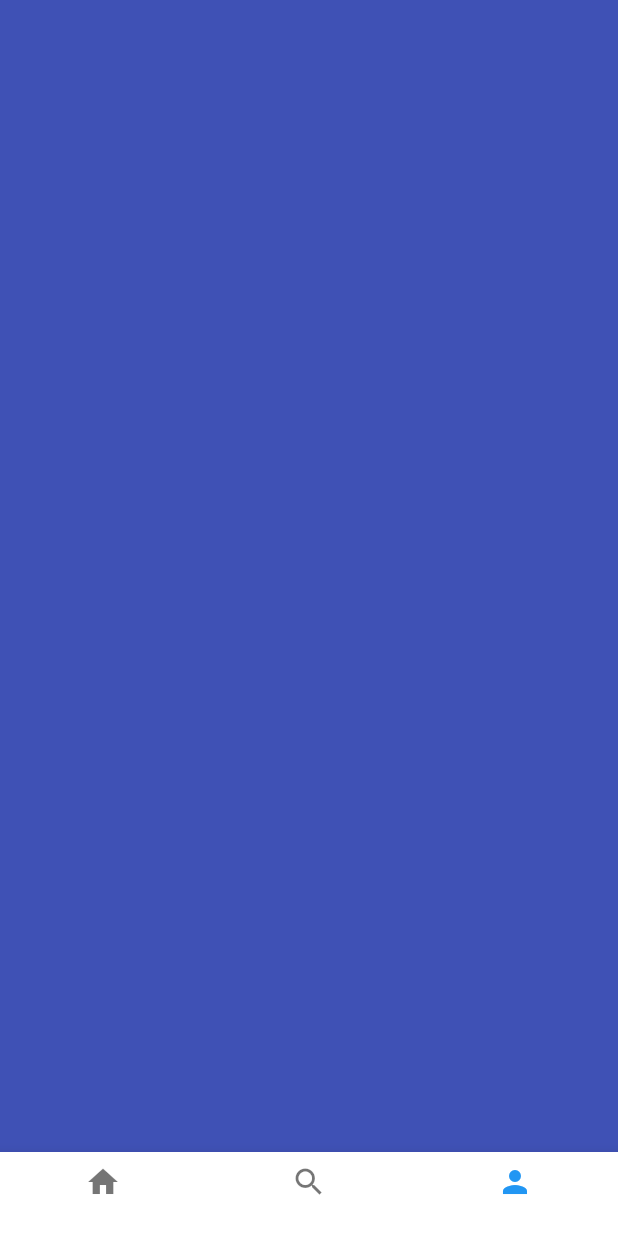
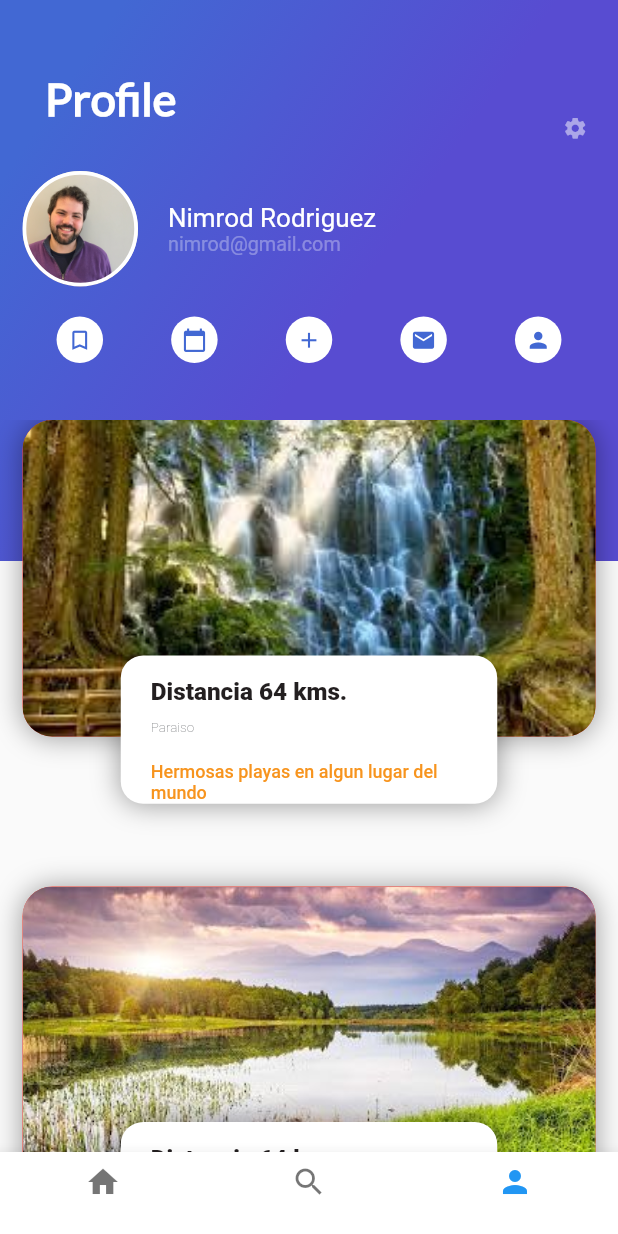
Before and after one commit to Rod20/Starting-in-Flutter, a Flutter app: the Trips screen opened directly, item 3 of the bottom bar chosen, on a phone screen of 412 x 824 dp. Run offline on Flutter 3.47's test engine with Material 2 defaults, Android fonts, the phone set to English and light mode, and no system bars.

Commit message:
Profile in progress

```diff
--- a/lib/card_image_list.dart
+++ b/lib/card_image_list.dart
@@ -5,7 +5,7 @@ class CardImageList extends StatelessWidget {
   @override
   Widget build(BuildContext context) {
     return Container(
-      height: 350.0,
+      height: 330.0,
       child: ListView(
         padding: EdgeInsets.all(25.0),
         scrollDirection: Axis.horizontal,
--- a/lib/gradient_back.dart
+++ b/lib/gradient_back.dart
@@ -9,7 +9,7 @@ class GradientBack extends StatelessWidget {
   @override
   Widget build(BuildContext context) {
     return Container(
-      height: 250.0,
+      height: 240.0,
       decoration: BoxDecoration(
         gradient: LinearGradient(
             colors: [
--- /dev/null
+++ b/lib/profile_appbar.dart
@@ -0,0 +1,214 @@
+import 'package:flutter/material.dart';
+
+class ProfileAppBar extends StatelessWidget {
+
+  String title="Popular";
+
+  ProfileAppBar(this.title);
+
+  @override
+  Widget build(BuildContext context) {
+
+    final profileTitle = Container(
+      margin: EdgeInsets.only(
+        top: 37.0,
+        left: 30.0
+      ),
+      child: Row(
+        children: <Widget>[
+          Expanded(
+            child: Container(
+              child: Text(
+                title,
+                style: TextStyle(
+                  color: Colors.white,
+                  fontWeight: FontWeight.w900,
+                  fontFamily: "Lato",
+                  fontSize: 30.0
+                ),
+                textAlign: TextAlign.left,
+              ),
+            ),
+          ),
+          Container(
+            margin: EdgeInsets.only(
+              right: 20.0,
+              top: 40.0
+            ),
+            child: Icon(
+              Icons.settings,
+              color: Color.fromRGBO(255, 255, 255, 0.5),
+              size: 17.0
+            ),
+          )
+        ],
+      ),
+    );
+
+    final profilePicture = Container(
+      margin: EdgeInsets.only(
+        right: 20.0
+      ),
+      width: 77,
+      height: 77,
+      decoration: BoxDecoration(
+        border: Border.all(
+          color: Colors.white,
+          width: 2.5
+        ),
+        shape: BoxShape.circle,
+        color: Colors.white,
+        image: DecorationImage(
+          image: AssetImage("assets/images/peopletwo.jpg"),
+          fit: BoxFit.cover
+        )
+      ),
+    );
+
+    final profileInfo = Column(
+      crossAxisAlignment: CrossAxisAlignment.start,
+      children: <Widget>[
+        Text(
+          "Nimrod Rodriguez",
+          style: TextStyle(
+            color: Colors.white,
+            fontSize: 17.33
+          ),
+        ),
+        Text(
+          "nimrod@gmail.com",
+          style: TextStyle(
+            color: Color.fromRGBO(255, 255, 255, 0.32),
+            fontSize: 13.19
+          ),
+        )
+      ],
+    );
+
+    final profileName = Container(
+      margin: EdgeInsets.only(
+        top: 20.0,
+        right: 15.0,
+        left: 15.0
+      ),
+      child: Row(
+        children: <Widget>[
+          profilePicture,
+          profileInfo
+        ],
+      )
+    );
+
+    final profileActionButton = InkWell(
+      child: Container(
+        margin: EdgeInsets.only(
+          top: 20.0,
+          right: 15.0,
+          left: 15.0
+        ),
+        child: Row(
+          children: <Widget>[
+            Expanded(
+              child: Container(
+                width: 31.0,
+                height: 31.0,
+                decoration: BoxDecoration(
+                    shape: BoxShape.circle,
+                    color: Color.fromRGBO(255, 255, 255, 1)
+                ),
+                child: Icon(
+                  Icons.bookmark_border,
+                  size: 17.0,
+                  color: Color.fromRGBO(66, 104, 211, 1),
+                ),
+              ),
+            ),
+            Expanded(
+              child: Container(
+                width: 31.0,
+                height: 31.0,
+                decoration: BoxDecoration(
+                    shape: BoxShape.circle,
+                    color: Color.fromRGBO(255, 255, 255, 1)
+                ),
+                child: Icon(
+                  Icons.calendar_today,
+                  size: 17.0,
+                  color: Color.fromRGBO(66, 104, 211, 1),
+                ),
+              ),
+            ),
+            Expanded(
+              child: Container(
+                width: 31.0,
+                height: 31.0,
+                decoration: BoxDecoration(
+                    shape: BoxShape.circle,
+                    color: Color.fromRGBO(255, 255, 255, 1)
+                ),
+                child: Icon(
+                  Icons.add,
+                  size: 17.0,
+                  color: Color.fromRGBO(66, 104, 211, 1),
+                ),
+              ),
+            ),
+            Expanded(
+              child: Container(
+                width: 31.0,
+                height: 31.0,
+                decoration: BoxDecoration(
+                    shape: BoxShape.circle,
+                    color: Color.fromRGBO(255, 255, 255, 1)
+                ),
+                child: Icon(
+                  Icons.email,
+                  size: 17.0,
+                  color: Color.fromRGBO(66, 104, 211, 1),
+                ),
+              ),
+            ),
+            Expanded(
+              child: Container(
+                width: 31.0,
+                height: 31.0,
+                decoration: BoxDecoration(
+                    shape: BoxShape.circle,
+                    color: Color.fromRGBO(255, 255, 255, 1)
+                ),
+                child: Icon(
+                  Icons.person,
+                  size: 17.0,
+                  color: Color.fromRGBO(66, 104, 211, 1),
+                ),
+              ),
+            ),
+          ],
+        ),
+      ),
+    );
+
+    return Container(
+      height: 374.0,
+      decoration: BoxDecoration(
+          gradient: LinearGradient(
+              colors: [
+                Color(0xFF4268D3),
+                Color(0xFF584CD1)
+              ],
+              begin: FractionalOffset(0.2, 0.0), //que tanto se traslapa un color con el otro
+              end: FractionalOffset(1.0, 0.6),
+              stops: [0.0,0.6],  // similar a end, es la orientacion del gradiente
+              tileMode: TileMode.clamp // es el color de relleno en caso de que el gradient no cargue
+          )
+      ),
+      child: Column(
+        children: <Widget>[
+          profileTitle,
+          profileName,
+          profileActionButton
+        ],
+      ),
+    );
+  }
+}
--- /dev/null
+++ b/lib/profile_places.dart
@@ -0,0 +1,110 @@
+import 'package:flutter/material.dart';
+
+class ProfilePlaces extends StatelessWidget {
+
+  String imagePath = "assets/images/image1.jpg";
+  String placeName = "Paraiso";
+  String placeDescription = "Hermosas playas ubicadas en algun lugar del mundo.";
+  String placeDistance = "Distancia 64 kms.";
+
+  ProfilePlaces(this.imagePath,this.placeDescription,this.placeDistance,this.placeName);
+
+  @override
+  Widget build(BuildContext context) {
+
+    final imageCard = Container(
+      height: 211.0,
+      margin: EdgeInsets.only(
+        left: 15.0,
+        right: 15.0
+      ),
+      decoration: BoxDecoration(
+        color: Colors.red,
+        shape: BoxShape.rectangle,
+        borderRadius: BorderRadius.circular(20.0),
+        image: DecorationImage(
+          image: AssetImage(imagePath),
+          fit: BoxFit.cover
+        ),
+        boxShadow: <BoxShadow>[
+          BoxShadow(
+            color: Colors.black38,
+            blurRadius: 15.0,
+            offset: Offset(0.0, 0.7)
+          )
+        ]
+      )
+    );
+
+    final imageCardText = Container(
+      height: 98.883,
+      width: 251.0,
+      decoration: BoxDecoration(
+        color: Colors.white,
+        shape: BoxShape.rectangle,
+        borderRadius: BorderRadius.circular(15.0),
+        boxShadow: <BoxShadow>[
+          BoxShadow(
+              color: Colors.black38,
+              blurRadius: 15.0,
+              offset: Offset(0.0, 0.7)
+          )
+        ],
+      ),
+      child: Container(
+        margin: EdgeInsets.only(
+          left: 20.0,
+          top: 15.0
+        ),
+        child: Column(
+          crossAxisAlignment: CrossAxisAlignment.start,
+          children: <Widget>[
+            Expanded(
+              child: Text(
+                placeName,
+                style: TextStyle(
+                  color: Color(0xff231f20),
+                  fontWeight: FontWeight.w900,
+                  fontSize: 16.23
+                ),
+              ),
+            ),
+            Expanded(
+              child: Text(
+                placeDescription,
+                style: TextStyle(
+                    color: Color(0xff808285),
+                    fontWeight: FontWeight.w100,
+                    fontSize: 9
+                ),
+              ),
+            ),
+            Expanded(
+              child: Text(
+                placeDistance,
+                style: TextStyle(
+                    color: Color(0xfff7941e),
+                    fontWeight: FontWeight.w500,
+                    fontSize: 12
+                ),
+              ),
+            ),
+          ],
+        ),
+      ),
+    );
+
+    return Container(
+      margin: EdgeInsets.only(
+          bottom: 100
+      ),
+      child: Stack(
+        alignment: Alignment(0, 1.8),
+        children: <Widget>[
+          imageCard,
+          imageCardText
+        ],
+      ),
+    );
+  }
+}
--- /dev/null
+++ b/lib/profile_places_list.dart
@@ -0,0 +1,21 @@
+import 'package:flutter/material.dart';
+import 'profile_places.dart';
+
+class ProfilePlacesList extends StatelessWidget {
+  @override
+  Widget build(BuildContext context) {
+    return Container(
+      margin: EdgeInsets.only(
+        top: 280
+      ),
+      child: ListView(
+        children: <Widget>[
+          ProfilePlaces("assets/images/image1.jpg","Paraiso","Hermosas playas en algun lugar del mundo","Distancia 64 kms."),
+          ProfilePlaces("assets/images/image2.jpg","Paraiso","Hermosas playas en algun lugar del mundo","Distancia 64 kms."),
+          ProfilePlaces("assets/images/image3.jpg","Paraiso","Hermosas playas en algun lugar del mundo","Distancia 64 kms."),
+          ProfilePlaces("assets/images/image4.jpg","Paraiso","Hermosas playas en algun lugar del mundo","Distancia 64 kms."),
+        ],
+      ),
+    );
+  }
+}
--- a/lib/profile_trips.dart
+++ b/lib/profile_trips.dart
@@ -1,10 +1,16 @@
 import 'package:flutter/material.dart';
+
+import 'profile_appbar.dart';
+import 'profile_places_list.dart';
 
 class ProfileTrips extends StatelessWidget {
   @override
   Widget build(BuildContext context) {
-    return Container(
-      color: Colors.indigo,
+    return Stack(
+      children: <Widget>[
+        ProfileAppBar("Profile"),
+        ProfilePlacesList()
+      ],
     );
   }
 }
```
